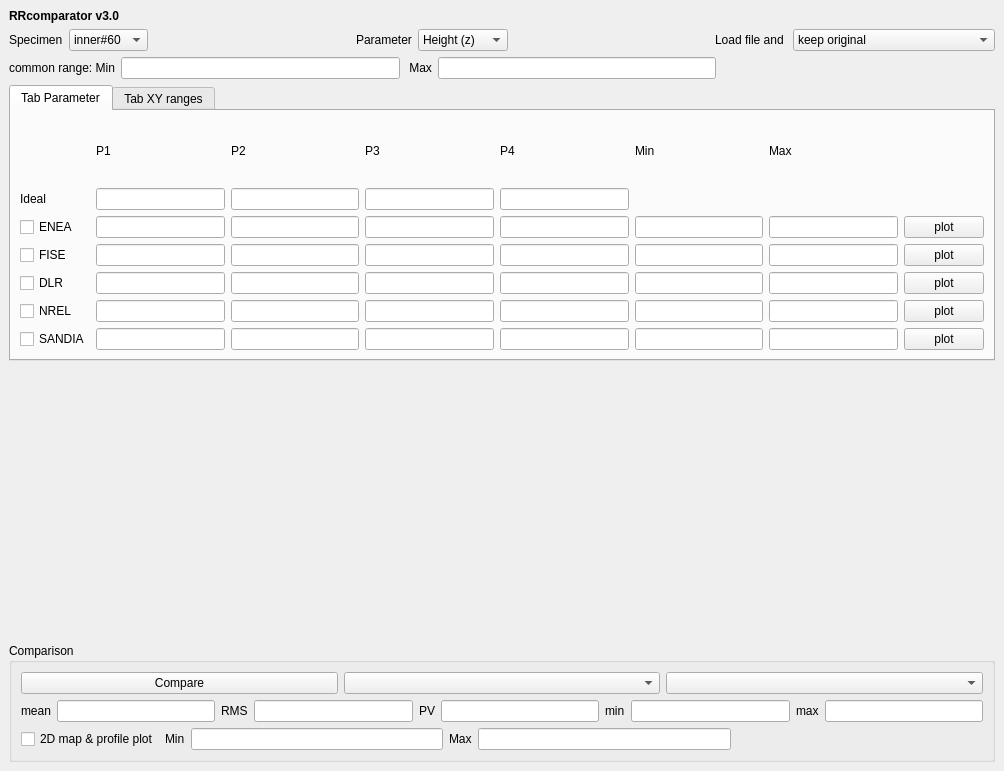
Before: the Qt Designer form Workspace/qtSource/RRcomparator/rrcmp.ui in mmonty1960/RRcomparator, drawn with Qt 5.
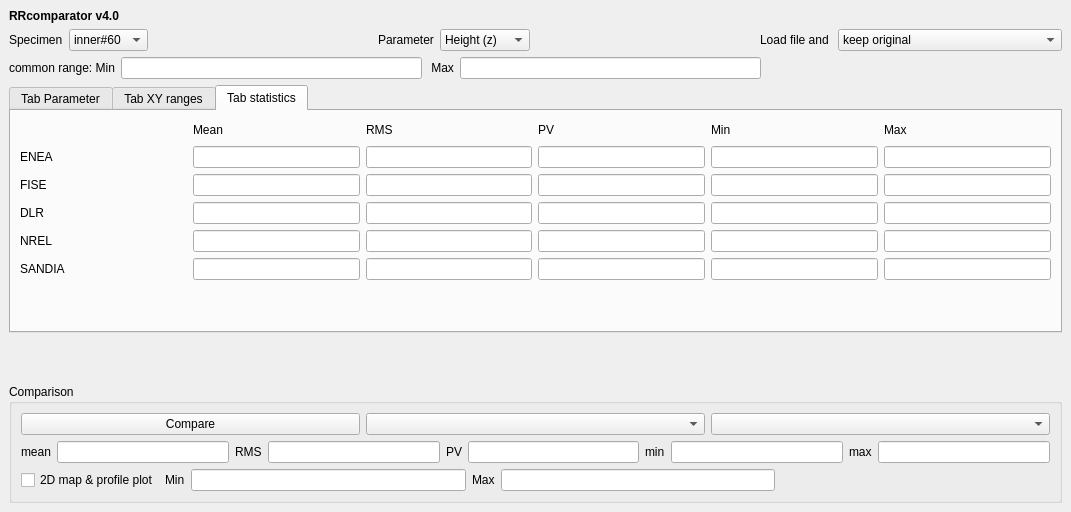
After: the same form once the commit is applied. The open tabs and pages were chosen to show the change.

```diff
--- a/Workspace/qtSource/RRcomparator/rrcmp.ui
+++ b/Workspace/qtSource/RRcomparator/rrcmp.ui
@@ -6,8 +6,8 @@
    <rect>
     <x>0</x>
     <y>0</y>
-    <width>1004</width>
-    <height>771</height>
+    <width>1071</width>
+    <height>512</height>
    </rect>
   </property>
   <property name="windowTitle">
@@ -23,7 +23,7 @@
        </font>
       </property>
       <property name="text">
-       <string>RRcomparator v3.0</string>
+       <string>RRcomparator v4.0</string>
       </property>
      </widget>
     </item>
@@ -574,22 +574,212 @@
             </property>
            </widget>
           </item>
-          <item row="4" column="0">
-           <widget class="QLabel" name="label_24">
-            <property name="text">
-             <string>NREL</string>
-            </property>
-           </widget>
+          <item row="4" column="4">
+           <widget class="QLineEdit" name="lineEdit_NyMax"/>
+          </item>
+          <item row="5" column="2">
+           <widget class="QLineEdit" name="lineEdit_SxMax"/>
+          </item>
+          <item row="3" column="4">
+           <widget class="QLineEdit" name="lineEdit_DyMax"/>
+          </item>
+         </layout>
+        </item>
+        <item>
+         <spacer name="verticalSpacer_2">
+          <property name="orientation">
+           <enum>Qt::Vertical</enum>
+          </property>
+          <property name="sizeHint" stdset="0">
+           <size>
+            <width>20</width>
+            <height>40</height>
+           </size>
+          </property>
+         </spacer>
+        </item>
+       </layout>
+      </widget>
+      <widget class="QWidget" name="tab_3">
+       <attribute name="title">
+        <string>Tab statistics</string>
+       </attribute>
+       <layout class="QVBoxLayout" name="verticalLayout_5">
+        <item>
+         <layout class="QGridLayout" name="gridLayout_3">
+          <item row="5" column="1">
+           <widget class="QLineEdit" name="lineEdit_S_Mean"/>
           </item>
           <item row="5" column="0">
-           <widget class="QLabel" name="label_25">
+           <widget class="QLabel" name="label_38">
             <property name="text">
              <string>SANDIA</string>
             </property>
            </widget>
           </item>
+          <item row="0" column="3">
+           <widget class="QLabel" name="label_32">
+            <property name="text">
+             <string>PV</string>
+            </property>
+           </widget>
+          </item>
+          <item row="1" column="2">
+           <widget class="QLineEdit" name="lineEdit_E_RMS"/>
+          </item>
+          <item row="4" column="2">
+           <widget class="QLineEdit" name="lineEdit_N_RMS"/>
+          </item>
+          <item row="5" column="3">
+           <widget class="QLineEdit" name="lineEdit_S_PV"/>
+          </item>
+          <item row="2" column="2">
+           <widget class="QLineEdit" name="lineEdit_F_RMS"/>
+          </item>
+          <item row="2" column="4">
+           <widget class="QLineEdit" name="lineEdit_F_Min"/>
+          </item>
+          <item row="1" column="1">
+           <widget class="QLineEdit" name="lineEdit_E_Mean"/>
+          </item>
+          <item row="5" column="2">
+           <widget class="QLineEdit" name="lineEdit_S_RMS"/>
+          </item>
+          <item row="2" column="3">
+           <widget class="QLineEdit" name="lineEdit_F_PV"/>
+          </item>
+          <item row="1" column="3">
+           <widget class="QLineEdit" name="lineEdit_E_PV"/>
+          </item>
+          <item row="2" column="1">
+           <widget class="QLineEdit" name="lineEdit_F_Mean"/>
+          </item>
+          <item row="4" column="3">
+           <widget class="QLineEdit" name="lineEdit_N_PV"/>
+          </item>
+          <item row="4" column="4">
+           <widget class="QLineEdit" name="lineEdit_N_Min"/>
+          </item>
+          <item row="4" column="0">
+           <widget class="QLabel" name="label_37">
+            <property name="text">
+             <string>NREL</string>
+            </property>
+           </widget>
+          </item>
+          <item row="5" column="4">
+           <widget class="QLineEdit" name="lineEdit_S_Min"/>
+          </item>
+          <item row="0" column="0">
+           <spacer name="horizontalSpacer_7">
+            <property name="orientation">
+             <enum>Qt::Horizontal</enum>
+            </property>
+            <property name="sizeHint" stdset="0">
+             <size>
+              <width>40</width>
+              <height>20</height>
+             </size>
+            </property>
+           </spacer>
+          </item>
+          <item row="0" column="4">
+           <widget class="QLabel" name="label_33">
+            <property name="text">
+             <string>Min</string>
+            </property>
+           </widget>
+          </item>
+          <item row="0" column="1">
+           <widget class="QLabel" name="label_30">
+            <property name="text">
+             <string>Mean</string>
+            </property>
+           </widget>
+          </item>
+          <item row="3" column="2">
+           <widget class="QLineEdit" name="lineEdit_D_RMS"/>
+          </item>
+          <item row="4" column="1">
+           <widget class="QLineEdit" name="lineEdit_N_Mean"/>
+          </item>
+          <item row="3" column="3">
+           <widget class="QLineEdit" name="lineEdit_D_PV"/>
+          </item>
+          <item row="2" column="0">
+           <widget class="QLabel" name="label_35">
+            <property name="text">
+             <string>FISE</string>
+            </property>
+           </widget>
+          </item>
+          <item row="3" column="4">
+           <widget class="QLineEdit" name="lineEdit_D_Min"/>
+          </item>
+          <item row="1" column="0">
+           <widget class="QLabel" name="label_34">
+            <property name="text">
+             <string>ENEA</string>
+            </property>
+           </widget>
+          </item>
+          <item row="3" column="0">
+           <widget class="QLabel" name="label_36">
+            <property name="text">
+             <string>DLR</string>
+            </property>
+           </widget>
+          </item>
+          <item row="1" column="4">
+           <widget class="QLineEdit" name="lineEdit_E_Min"/>
+          </item>
+          <item row="3" column="1">
+           <widget class="QLineEdit" name="lineEdit_D_Mean"/>
+          </item>
+          <item row="0" column="2">
+           <widget class="QLabel" name="label_31">
+            <property name="text">
+             <string>RMS</string>
+            </property>
+           </widget>
+          </item>
+          <item row="0" column="5">
+           <widget class="QLabel" name="label_39">
+            <property name="text">
+             <string>Max</string>
+            </property>
+           </widget>
+          </item>
+          <item row="1" column="5">
+           <widget class="QLineEdit" name="lineEdit_E_Max"/>
+          </item>
+          <item row="2" column="5">
+           <widget class="QLineEdit" name="lineEdit_F_Max"/>
+          </item>
+          <item row="3" column="5">
+           <widget class="QLineEdit" name="lineEdit_D_Max"/>
+          </item>
+          <item row="4" column="5">
+           <widget class="QLineEdit" name="lineEdit_N_Max"/>
+          </item>
+          <item row="5" column="5">
+           <widget class="QLineEdit" name="lineEdit_S_Max"/>
+          </item>
          </layout>
         </item>
+        <item>
+         <spacer name="verticalSpacer_3">
+          <property name="orientation">
+           <enum>Qt::Vertical</enum>
+          </property>
+          <property name="sizeHint" stdset="0">
+           <size>
+            <width>20</width>
+            <height>40</height>
+           </size>
+          </property>
+         </spacer>
+        </item>
        </layout>
       </widget>
      </widget>
```
Left out of the diff: 160 changed lines with no effect on the pictures.
